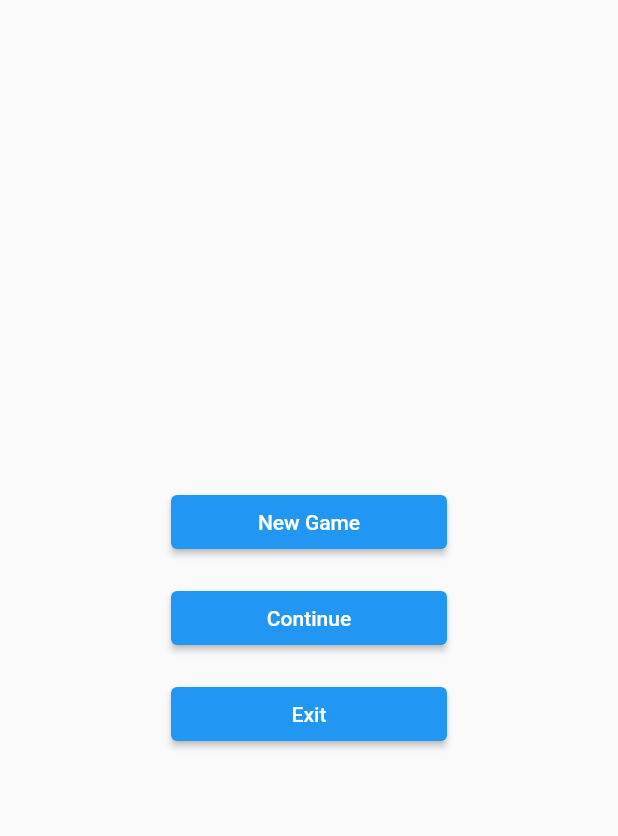
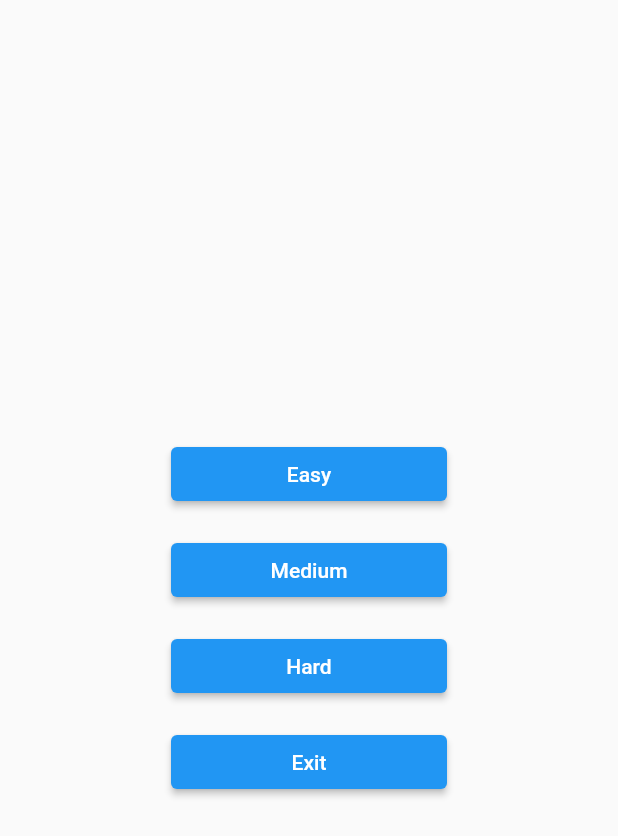
Before and after one commit to baihakikuncara/sudoku, a Flutter app: the screen it shows after launch, on a phone screen of 412 x 824 dp. Shown: the top 836 px of the screen. Run offline on Flutter 3.47's test engine with Material 2 defaults, Android fonts, the phone set to English and light mode, and no system bars.

Commit message:
-refactor

```diff
--- a/Flutter/sudoku/lib/button_menu.dart
+++ /dev/null
@@ -1,28 +0,0 @@
-import 'package:flutter/material.dart';
-import 'package:tuple/tuple.dart';
-
-mixin MenuButtons {
-  static const double _margin = 8;
-  static const double _width = 200;
-
-  Widget createButtons(List data) {
-    List<Widget> buttons = [];
-    for (Tuple2<String, Function()?> entry in data) {
-      buttons.add(Container(
-        margin: const EdgeInsets.all(_margin),
-        child: ElevatedButton(
-          onPressed: entry.item2,
-          child: Text(entry.item1),
-        ),
-      ));
-    }
-    return SizedBox(
-      width: _width,
-      child: Column(
-        mainAxisAlignment: MainAxisAlignment.center,
-        crossAxisAlignment: CrossAxisAlignment.stretch,
-        children: buttons,
-      ),
-    );
-  }
-}
--- a/Flutter/sudoku/lib/data_board.dart
+++ b/Flutter/sudoku/lib/data_board.dart
@@ -21,4 +21,8 @@ class BoardsData {
     String text = await rootBundle.loadString(_assetName);
     boardList.addAll(text.split('\n'));
   }
+
+  String getRandomBoard() {
+    return boardList[rng.nextInt(boardList.length)];
+  }
 }
--- a/Flutter/sudoku/lib/screen_home.dart
+++ b/Flutter/sudoku/lib/screen_home.dart
@@ -1,23 +1,17 @@
 import 'dart:developer';
+import 'dart:io';
 
 import 'package:flutter/material.dart';
+import 'package:flutter/services.dart';
+import 'package:sudoku/board.dart';
 import 'package:sudoku/screen_board.dart';
-import 'package:sudoku/data_board.dart';
-import 'package:sudoku/button_menu.dart';
-import 'package:sudoku/board.dart';
-import 'package:tuple/tuple.dart';
 
-class HomeScreen extends StatefulWidget {
+class HomeScreen extends StatelessWidget {
+  static const double _margin = 8;
+  static const double _width = 200;
+
   const HomeScreen({super.key});
 
-  @override
-  State<HomeScreen> createState() => _HomeScreenState();
-}
-
-class _HomeScreenState extends State<HomeScreen> with MenuButtons {
-  late Widget currentButtons;
-
-  bool showDifficulty = false;
   @override
   Widget build(BuildContext context) {
     log('MainMenu:build()');
@@ -29,18 +23,7 @@ class _HomeScreenState extends State<HomeScreen> with MenuButtons {
             const Spacer(
               flex: 1,
             ),
-            Stack(
-              children: [
-                Visibility(
-                  visible: !showDifficulty,
-                  child: mainMenuButtons(context),
-                ),
-                Visibility(
-                  visible: showDifficulty,
-                  child: difficultyButtons(context),
-                ),
-              ],
-            ),
+            difficultyButtons(context),
             const Spacer(
               flex: 1,
             ),
@@ -50,48 +33,41 @@ class _HomeScreenState extends State<HomeScreen> with MenuButtons {
     );
   }
 
-  Widget mainMenuButtons(BuildContext context) {
-    log('MainMenu:mainMenuButtons()');
-    return createButtons([
-      Tuple2('New Game', () {
-        setState(() {
-          showDifficulty = true;
-        });
-      }),
-      Tuple2('Continue', () {}),
-      Tuple2('Exit', () {}),
-    ]);
+  Widget difficultyButtons(BuildContext context) {
+    log('MainMenu:difficultyButtons()');
+    return SizedBox(
+      width: _width,
+      child: Column(
+        mainAxisAlignment: MainAxisAlignment.center,
+        crossAxisAlignment: CrossAxisAlignment.stretch,
+        children: [
+          createButton('Easy', () {
+            Navigator.of(context).push(MaterialPageRoute(
+                builder: (context) => const BoardScreen(Difficulty.easy)));
+          }),
+          createButton('Medium', () {
+            Navigator.of(context).push(MaterialPageRoute(
+                builder: (context) => const BoardScreen(Difficulty.easy)));
+          }),
+          createButton('Hard', () {
+            Navigator.of(context).push(MaterialPageRoute(
+                builder: (context) => const BoardScreen(Difficulty.easy)));
+          }),
+          createButton('Exit', () {
+            if (Platform.isAndroid) SystemNavigator.pop();
+          }),
+        ],
+      ),
+    );
   }
 
-  Widget difficultyButtons(BuildContext context) {
-    log('MainMenu:difficultyButtons()');
-    return createButtons([
-      Tuple2('Easy', () {
-        Navigator.of(context).push(MaterialPageRoute(
-            builder: (context) =>
-                BoardScreen(selectRandomBoard(), dif: Difficulty.easy)));
-      }),
-      Tuple2('Medium', () {
-        Navigator.of(context).push(MaterialPageRoute(
-            builder: (context) =>
-                BoardScreen(selectRandomBoard(), dif: Difficulty.medium)));
-      }),
-      Tuple2('Hard', () {
-        Navigator.of(context).push(MaterialPageRoute(
-            builder: (context) =>
-                BoardScreen(selectRandomBoard(), dif: Difficulty.hard)));
-      }),
-      Tuple2('Cancel', () {
-        setState(() {
-          showDifficulty = false;
-        });
-      }),
-    ]);
-  }
-
-  String selectRandomBoard() {
-    log('MainMenu:selectRandomBoard()');
-    var index = BoardsData().rng.nextInt(BoardsData().boardList.length);
-    return BoardsData().boardList[index];
+  Widget createButton(String text, Function() fun) {
+    return Container(
+      margin: const EdgeInsets.all(_margin),
+      child: ElevatedButton(
+        onPressed: fun,
+        child: Text(text),
+      ),
+    );
   }
 }
--- a/Flutter/sudoku/lib/widget_board.dart
+++ b/Flutter/sudoku/lib/widget_board.dart
@@ -22,10 +22,7 @@ class BoardWidget extends StatelessWidget {
   final double cellSize;
   final Function setInput;
 
-  var globalKey;
-  BoardWidget(this.data, this.cellSize, this.setInput, {super.key}) {
-    globalKey = GlobalKey();
-  }
+  const BoardWidget(this.data, this.cellSize, this.setInput, {super.key});
 
   @override
   Widget build(BuildContext context) {
--- a/Flutter/sudoku/pubspec.yaml
+++ b/Flutter/sudoku/pubspec.yaml
@@ -9,7 +9,6 @@ environment:
 dependencies:
   flutter:
     sdk: flutter
-  tuple : ^2.0.1
 
 dev_dependencies:
   flutter_test:
```
Also changed, not shown: Flutter/sudoku/lib/screen_board.dart (+34 -37 lines), Flutter/sudoku/pubspec.lock, 1 other file.
